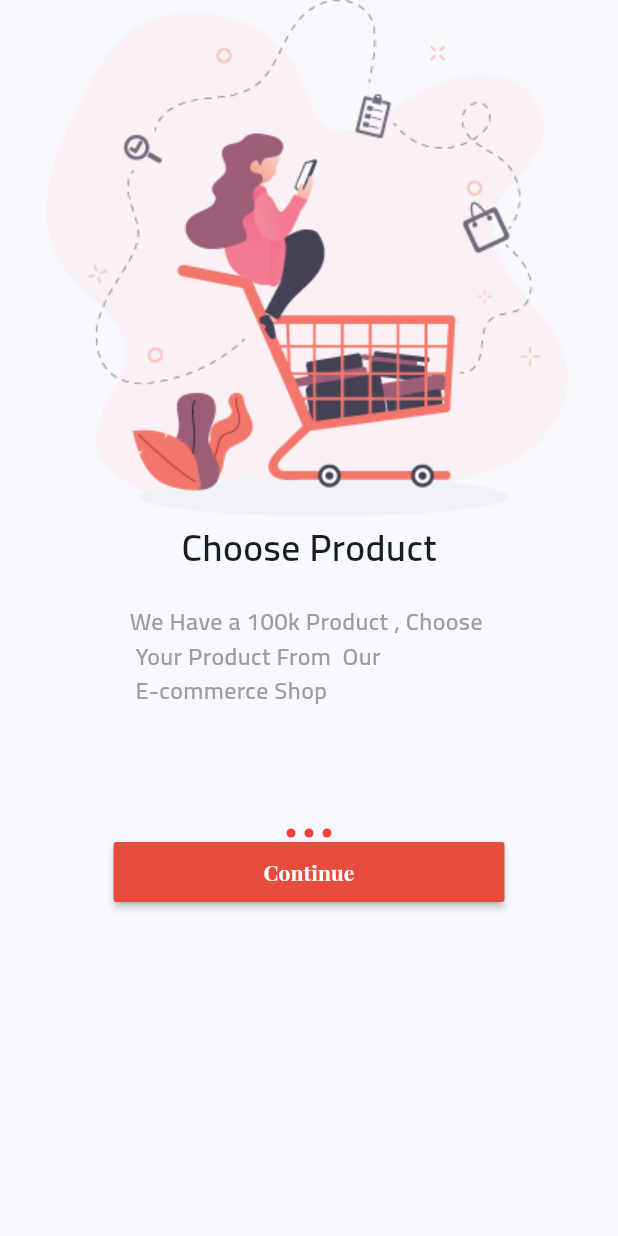
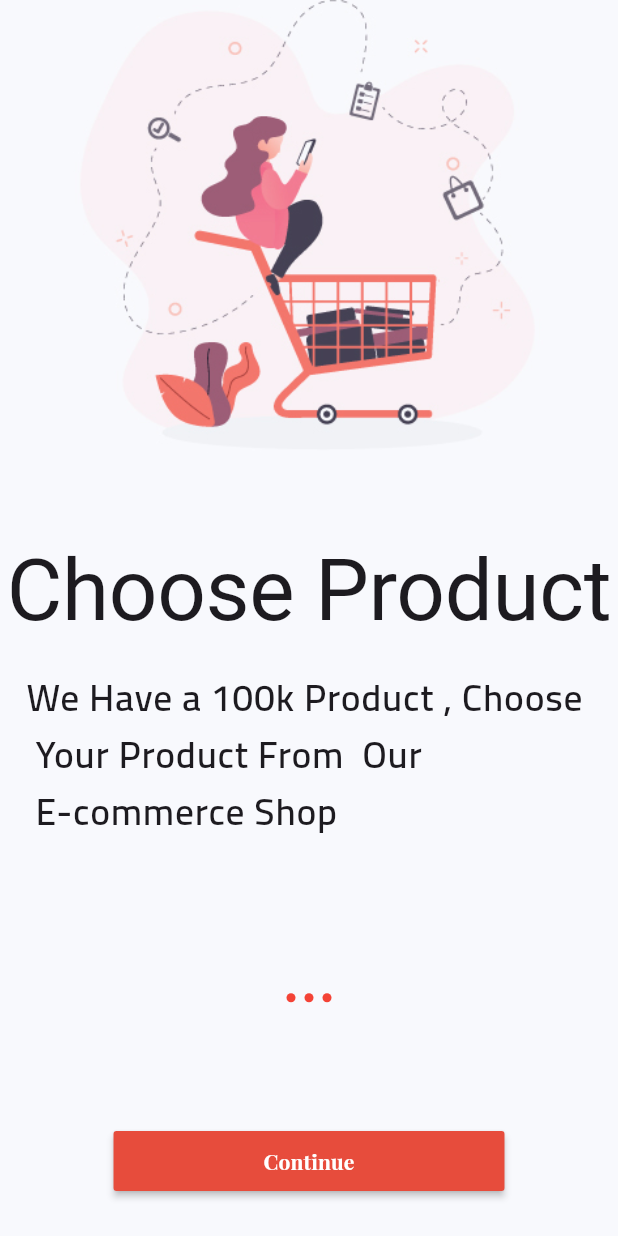
Before and after one commit to am7405782/shoping_app, a Flutter app: the screen it shows after launch, after a tap on "En", on a phone screen of 412 x 824 dp. Run offline on Flutter 3.47's test engine with Material 3 defaults, Android fonts, the phone set to English and light mode, and no system bars; our stand-ins replace gap, get, shared_preferences; project files that could hold a hidden picture were left out.

Commit message:
Add custom onboarding slider and button widgets
Introduce custom slider and button widgets for onboarding screen to improve
code organization and reusability. This commit adds CustomSliderOnBoarding and
OnBordingButton widgets to enhance the onboarding experience.

```diff
--- a/lib/view/pages/onbording_page.dart
+++ b/lib/view/pages/onbording_page.dart
@@ -1,50 +1,84 @@
 import 'package:flutter/material.dart';
 import 'package:gap/gap.dart';
+import 'package:get/get.dart';
 import 'package:shoping_app/core/constant/color.dart';
 import 'package:shoping_app/data/data_source/static.dart';
+import 'package:shoping_app/view/widgets/onbording/onbording_button.dart';
 
 class OnBordingScreen extends StatelessWidget {
   const OnBordingScreen({super.key});
 
   @override
   Widget build(BuildContext context) {
-    return Scaffold(
+    return const Scaffold(
+      backgroundColor: AppColor.backgroundcolor,
       body: SafeArea(
-        child: PageView.builder(
-          itemCount: onBordingList.length,
-          itemBuilder: (context, index) => Column(
+        child: Column(
           children: [
             Expanded(
-                flex: 2,
-                child: Column(
-                  children: [
-                    Image.asset(
-                      onBordingList[index].image!,
-                    ),
-                    Text(
-                      onBordingList[index].title!,
-                      style: const TextStyle(
-                        fontSize: 25,
-                        fontWeight: FontWeight.normal,
-                        fontFamily: "Cairo",
-                      ),
-                    ),
-                    const Gap(20),
-                    Text(onBordingList[index].body!,
-                        style: const TextStyle(
-                          color: Colors.grey,
-                          fontSize: 16,
-                          fontWeight: FontWeight.normal,
-                          fontFamily: "Cairo",
-                        )),
-                  ],
-                ),
+              flex: 4,
+              child: CustomSliderOnBoarding(),
             ),
             Expanded(
               flex: 1,
               child: Column(
                 children: [
-                    Row(
+                  CustomDotControllerOnBoarding(),
+                  Spacer(
+                    flex: 2,
+                  ),
+                  OnBordingButton(),
+                ],
+              ),
+            ),
+          ],
+        ),
+      ),
+    );
+  }
+}
+
+class CustomSliderOnBoarding extends StatelessWidget {
+  const CustomSliderOnBoarding({
+    super.key,
+  });
+
+  @override
+  Widget build(BuildContext context) {
+    return PageView.builder(
+      itemCount: onBordingList.length,
+      itemBuilder: (context, index) => Column(
+        children: [
+          Column(
+            children: [
+              Image.asset(
+                onBordingList[index].image!,
+                width: Get.width / 1.3,
+                fit: BoxFit.fill,
+              ),
+              Gap(60),
+              Text(onBordingList[index].title!,
+                  textAlign: TextAlign.center,
+                  style: Theme.of(context).textTheme.headline1),
+              const Gap(20),
+              Text(onBordingList[index].body!,
+                  style: Theme.of(context).textTheme.bodyText1),
+            ],
+          ),
+        ],
+      ),
+    );
+  }
+}
+
+class CustomDotControllerOnBoarding extends StatelessWidget {
+  const CustomDotControllerOnBoarding({
+    super.key,
+  });
+
+  @override
+  Widget build(BuildContext context) {
+    return Row(
       mainAxisAlignment: MainAxisAlignment.center,
       children: [
         ...List.generate(
@@ -53,35 +87,13 @@ class OnBordingScreen extends StatelessWidget {
                   duration: const Duration(milliseconds: 300),
                   decoration: const BoxDecoration(
                     color: Colors.red,
-                                    borderRadius:
-                                        BorderRadius.all(Radius.circular(50)),
+                    borderRadius: BorderRadius.all(Radius.circular(50)),
                   ),
                   margin: const EdgeInsets.all(3),
                   height: 6,
                   width: 6,
-                                ))
+                )),
       ],
-                    ),
-                    Container(
-                      margin: const EdgeInsets.only(bottom: 30),
-                      height: 40,
-                      child: MaterialButton(
-                          padding: const EdgeInsets.symmetric(
-                              horizontal: 100, vertical: 0),
-                          textColor: Colors.white,
-                          onPressed: () {
-                            //  controller.next() ;
-                          },
-                          color: AppColor.primaryColor,
-                          child: const Text("Continue")),
-                    ),
-                  ],
-                ),
-              ),
-            ],
-          ),
-        ),
-      ),
     );
   }
 }
--- a/lib/view/widgets/language_widgets/language_body.dart
+++ b/lib/view/widgets/language_widgets/language_body.dart
@@ -20,9 +20,9 @@ class LanguageBody extends GetView<LocaleController> {
         children: [
           Text(
             "1".tr,
-            style: Theme.of(context).textTheme.bodyLarge,
+            style: Theme.of(context).textTheme.headline2,
           ),
-          const Gap(10),
+          const Gap(20),
           LanguageButton(
             text: "En",
             onTap: () {
--- /dev/null
+++ b/lib/view/widgets/onbording/onbording_button.dart
@@ -0,0 +1,29 @@
+import 'package:flutter/material.dart';
+import 'package:shoping_app/core/constant/color.dart';
+
+class OnBordingButton extends StatelessWidget {
+  const OnBordingButton({
+    super.key,
+    this.onTap,
+  });
+  final Function()? onTap;
+
+  @override
+  Widget build(BuildContext context) {
+    return GestureDetector(
+      onTap: onTap,
+      child: Container(
+        margin: const EdgeInsets.only(bottom: 30),
+        height: 40,
+        child: MaterialButton(
+            padding: const EdgeInsets.symmetric(horizontal: 100, vertical: 0),
+            textColor: Colors.white,
+            onPressed: () {
+              //  controller.next() ;
+            },
+            color: AppColor.primaryColor,
+            child: const Text("Continue")),
+      ),
+    );
+  }
+}
```
Lines whose indentation alone changed are shown as unchanged.
